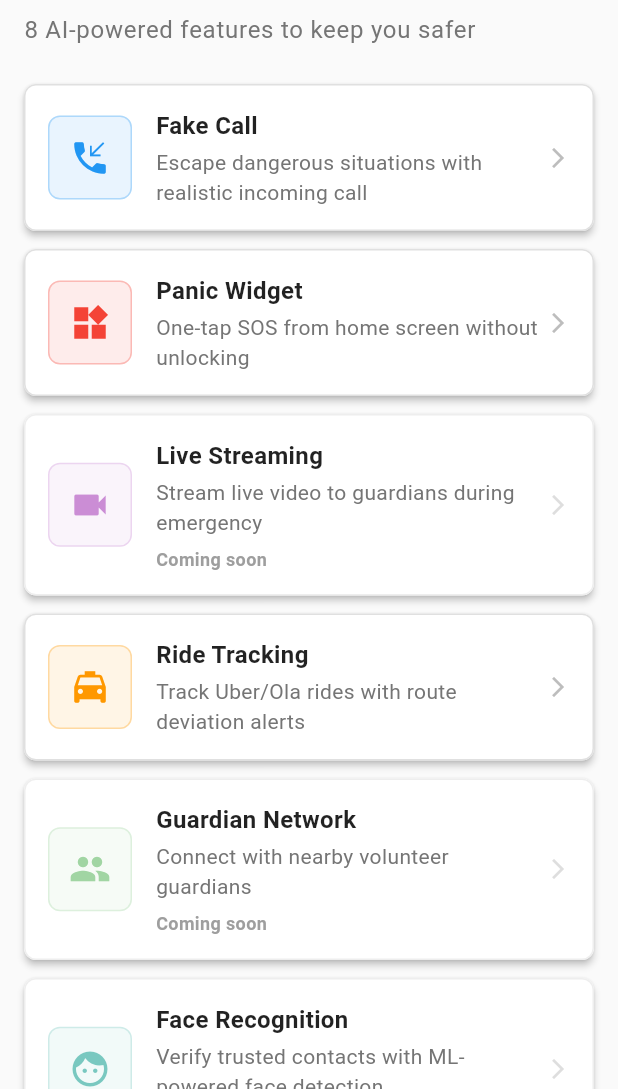
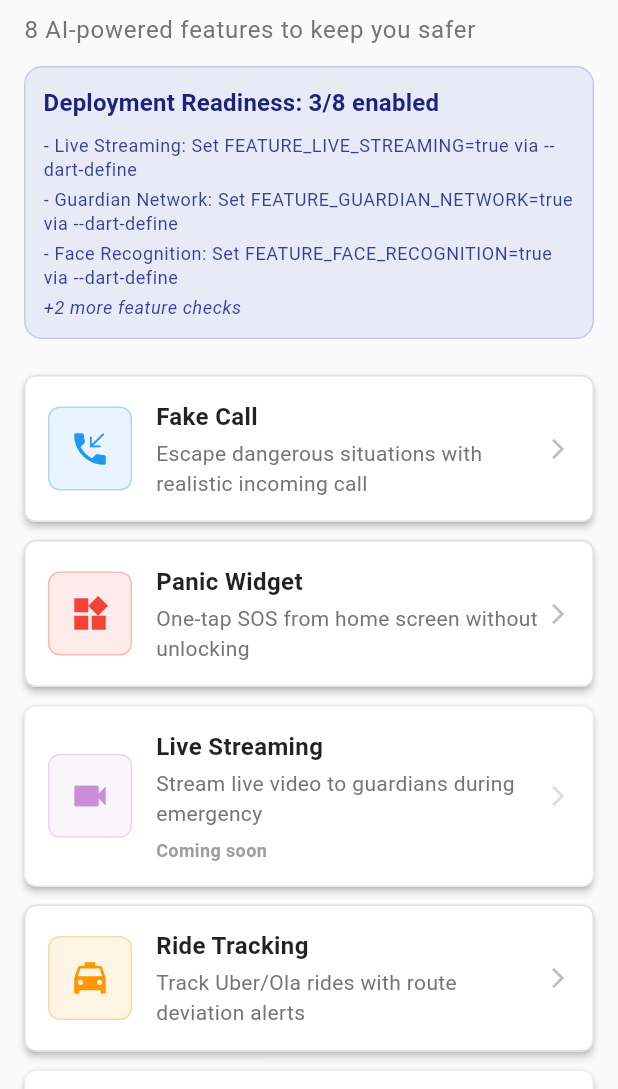
Before and after one commit to RITHICKROSHAN2106/safety-app, a Flutter app: the RevolutionaryFeaturesScreen screen opened by its route, on a phone screen of 412 x 824 dp, the part 147-1236 px from its top. Run offline on Flutter 3.47's test engine with Material 3 defaults, Android fonts, the phone set to English and light mode, and no system bars; our stand-ins replace audioplayers, bloc, camera, cloud_firestore, connectivity_plus, equatable and 19 more; missing offline and left inert: agora_rtc_engine, encrypt, flutter_phone_direct_caller, flutter_sound, google_ml_kit, google_mlkit_face_detection and 2 more; accounts and stored records are empty.

Commit message:
Add revolutionary feature readiness diagnostics

```diff
--- a/women_safety/lib/screens/revolutionary_features_screen.dart
+++ b/women_safety/lib/screens/revolutionary_features_screen.dart
@@ -32,6 +32,51 @@ class RevolutionaryFeaturesScreen extends StatelessWidget {
     final faceRecognitionEnabled = Config.isFaceRecognitionEnabled;
     final voiceDistressEnabled = Config.isVoiceDistressEnabled;
     final aiDangerEnabled = Config.isAIDangerPredictionEnabled;
+    final liveStreamingDisabledReason = Config.liveStreamingDisabledReason;
+    final guardianNetworkDisabledReason = Config.guardianNetworkDisabledReason;
+    final faceRecognitionDisabledReason = Config.faceRecognitionDisabledReason;
+    final voiceDistressDisabledReason = Config.voiceDistressDisabledReason;
+    final aiDangerDisabledReason = Config.aiDangerDisabledReason;
+
+    final readinessItems = <_FeatureReadiness>[
+      _FeatureReadiness(
+        title: 'Fake Call',
+        isEnabled: true,
+      ),
+      _FeatureReadiness(
+        title: 'Panic Widget',
+        isEnabled: true,
+      ),
+      _FeatureReadiness(
+        title: 'Live Streaming',
+        isEnabled: liveStreamingEnabled,
+        disabledReason: liveStreamingDisabledReason,
+      ),
+      _FeatureReadiness(
+        title: 'Ride Tracking',
+        isEnabled: true,
+      ),
+      _FeatureReadiness(
+        title: 'Guardian Network',
+        isEnabled: guardianNetworkEnabled,
+        disabledReason: guardianNetworkDisabledReason,
+      ),
+      _FeatureReadiness(
+        title: 'Face Recognition',
+        isEnabled: faceRecognitionEnabled,
+        disabledReason: faceRecognitionDisabledReason,
+      ),
+      _FeatureReadiness(
+        title: 'Voice Distress Analysis',
+        isEnabled: voiceDistressEnabled,
+        disabledReason: voiceDistressDisabledReason,
+      ),
+      _FeatureReadiness(
+        title: 'AI Danger Prediction',
+        isEnabled: aiDangerEnabled,
+        disabledReason: aiDangerDisabledReason,
+      ),
+    ];
 
     return Scaffold(
       appBar: AppBar(
@@ -58,6 +103,8 @@ class RevolutionaryFeaturesScreen extends StatelessWidget {
                   color: Colors.grey.shade600,
                 ),
           ),
+          const SizedBox(height: 12),
+          _RevolutionaryReadinessBanner(items: readinessItems),
           const SizedBox(height: 24),
 
           // Feature 1: Fake Call
@@ -93,7 +140,7 @@ class RevolutionaryFeaturesScreen extends StatelessWidget {
             description: 'Stream live video to guardians during emergency',
             color: Colors.purple,
             isEnabled: liveStreamingEnabled,
-            disabledReason: 'Configure Agora App ID to enable live streaming',
+            disabledReason: liveStreamingDisabledReason,
             onTap: () => Navigator.push(
               context,
               MaterialPageRoute(builder: (_) => const LiveStreamingScreen()),
@@ -121,7 +168,7 @@ class RevolutionaryFeaturesScreen extends StatelessWidget {
             description: 'Connect with nearby volunteer guardians',
             color: Colors.green,
             isEnabled: guardianNetworkEnabled,
-            disabledReason: 'Volunteer network is disabled in this build',
+            disabledReason: guardianNetworkDisabledReason,
             onTap: () => Navigator.push(
               context,
               MaterialPageRoute(builder: (_) => const GuardianNetworkScreen()),
@@ -136,7 +183,7 @@ class RevolutionaryFeaturesScreen extends StatelessWidget {
             description: 'Verify trusted contacts with ML-powered face detection',
             color: Colors.teal,
             isEnabled: faceRecognitionEnabled,
-            disabledReason: 'Face recognition requires production ML models',
+            disabledReason: faceRecognitionDisabledReason,
             onTap: () => Navigator.push(
               context,
               MaterialPageRoute(builder: (_) => const FaceRecognitionScreen()),
@@ -151,7 +198,7 @@ class RevolutionaryFeaturesScreen extends StatelessWidget {
             description: 'Auto-detect distress in voice and trigger SOS',
             color: Colors.pink,
             isEnabled: voiceDistressEnabled,
-            disabledReason: 'Voice distress model is not configured',
+            disabledReason: voiceDistressDisabledReason,
             onTap: () => Navigator.push(
               context,
               MaterialPageRoute(builder: (_) => const VoiceDistressScreen()),
@@ -166,13 +213,90 @@ class RevolutionaryFeaturesScreen extends StatelessWidget {
             description: 'ML-powered danger zone detection and safe routes',
             color: Colors.deepOrange,
             isEnabled: aiDangerEnabled,
-            disabledReason: 'AI danger model is not configured',
+            disabledReason: aiDangerDisabledReason,
             onTap: () => Navigator.push(
               context,
               MaterialPageRoute(builder: (_) => const AIDangerMapScreen()),
             ),
           ),
           const SizedBox(height: 24),
+        ],
+      ),
+    );
+  }
+}
+
+class _FeatureReadiness {
+  final String title;
+  final bool isEnabled;
+  final String? disabledReason;
+
+  const _FeatureReadiness({
+    required this.title,
+    required this.isEnabled,
+    this.disabledReason,
+  });
+}
+
+class _RevolutionaryReadinessBanner extends StatelessWidget {
+  final List<_FeatureReadiness> items;
+
+  const _RevolutionaryReadinessBanner({required this.items});
+
+  @override
+  Widget build(BuildContext context) {
+    final enabledCount = items.where((item) => item.isEnabled).length;
+    final disabledItems = items.where((item) => !item.isEnabled).toList();
+
+    return Container(
+      width: double.infinity,
+      padding: const EdgeInsets.all(12),
+      decoration: BoxDecoration(
+        color: Colors.indigo.shade50,
+        borderRadius: BorderRadius.circular(12),
+        border: Border.all(color: Colors.indigo.shade100),
+      ),
+      child: Column(
+        crossAxisAlignment: CrossAxisAlignment.start,
+        children: [
+          Text(
+            'Deployment Readiness: $enabledCount/${items.length} enabled',
+            style: Theme.of(context).textTheme.titleMedium?.copyWith(
+                  color: Colors.indigo.shade900,
+                  fontWeight: FontWeight.w700,
+                ),
+          ),
+          if (disabledItems.isNotEmpty) ...[
+            const SizedBox(height: 8),
+            ...disabledItems.take(3).map(
+                  (item) => Padding(
+                    padding: const EdgeInsets.only(bottom: 4),
+                    child: Text(
+                      '- ${item.title}: ${item.disabledReason ?? 'Enable required configuration'}',
+                      style: Theme.of(context).textTheme.bodySmall?.copyWith(
+                            color: Colors.indigo.shade700,
+                          ),
+                    ),
+                  ),
+                ),
+            if (disabledItems.length > 3)
+              Text(
+                '+${disabledItems.length - 3} more feature checks',
+                style: Theme.of(context).textTheme.bodySmall?.copyWith(
+                      color: Colors.indigo.shade700,
+                      fontStyle: FontStyle.italic,
+                    ),
+              ),
+          ] else ...[
+            const SizedBox(height: 6),
+            Text(
+              'All revolutionary features are configured for this build.',
+              style: Theme.of(context).textTheme.bodySmall?.copyWith(
+                    color: Colors.indigo.shade700,
+                    fontWeight: FontWeight.w500,
+                  ),
+            ),
+          ],
         ],
       ),
     );
--- a/women_safety/lib/services/config.dart
+++ b/women_safety/lib/services/config.dart
@@ -122,6 +122,54 @@ class Config {
   static bool get isVoiceDistressEnabled => enableVoiceDistress;
   static bool get isAIDangerPredictionEnabled => enableAIDangerPrediction;
 
+  static String? get liveStreamingDisabledReason {
+    if (!enableLiveStreaming) {
+      return 'Set FEATURE_LIVE_STREAMING=true via --dart-define';
+    }
+    if (agoraAppId.isEmpty) {
+      return 'Configure AGORA_APP_ID via --dart-define';
+    }
+    return null;
+  }
+
+  static String? get guardianNetworkDisabledReason {
+    if (!enableGuardianNetwork) {
+      return 'Set FEATURE_GUARDIAN_NETWORK=true via --dart-define';
+    }
+    return null;
+  }
+
+  static String? get faceRecognitionDisabledReason {
+    if (!enableFaceRecognition) {
+      return 'Set FEATURE_FACE_RECOGNITION=true via --dart-define';
+    }
+    return null;
+  }
+
+  static String? get voiceDistressDisabledReason {
+    if (!enableVoiceDistress) {
+      return 'Set FEATURE_VOICE_DISTRESS=true via --dart-define';
+    }
+    return null;
+  }
+
+  static String? get aiDangerDisabledReason {
+    if (!enableAIDangerPrediction) {
+      return 'Set FEATURE_AI_DANGER=true via --dart-define';
+    }
+    return null;
+  }
+
+  static int get enabledRevolutionaryFeatureCount {
+    var count = 3; // Fake Call, Panic Widget and Ride Tracking are always enabled.
+    if (isLiveStreamingEnabled) count++;
+    if (isGuardianNetworkEnabled) count++;
+    if (isFaceRecognitionEnabled) count++;
+    if (isVoiceDistressEnabled) count++;
+    if (isAIDangerPredictionEnabled) count++;
+    return count;
+  }
+
   // Update auth token after login
   static void setAuthToken(String token) {
     authToken = token;
```
